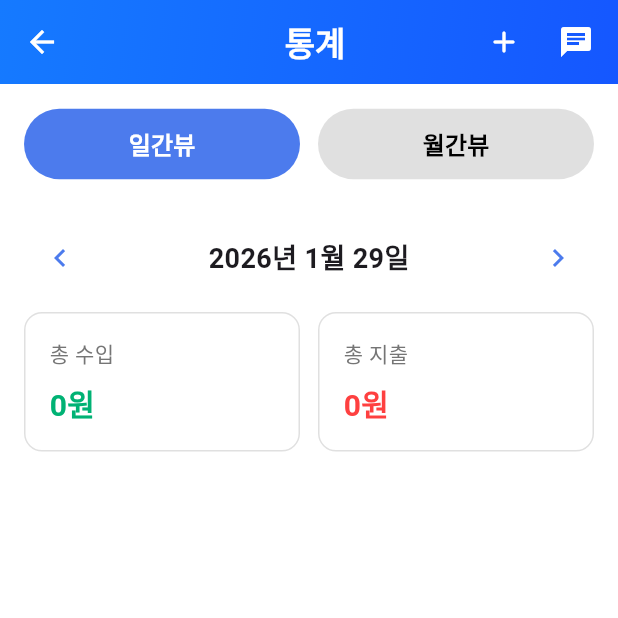
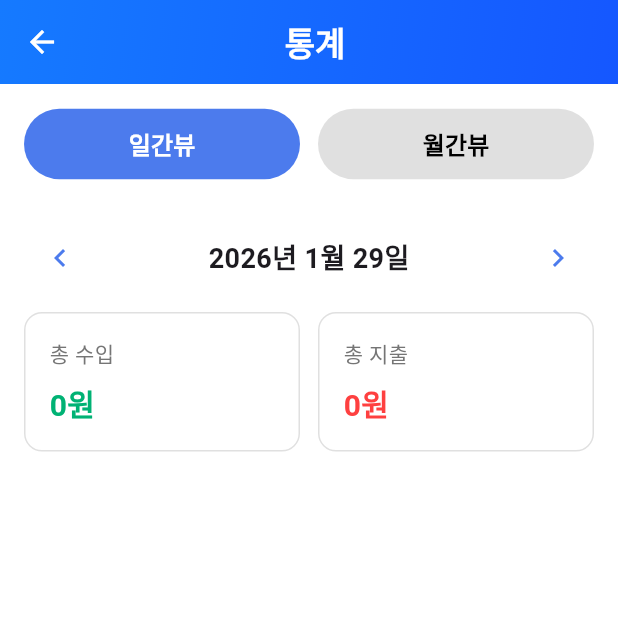
Before and after one commit to ubzzang/moneylog_app, a Flutter app: the StatisticsScreen screen opened directly, on a phone screen of 412 x 824 dp, the top half of it. Run offline on Flutter 3.47's test engine with Material 3 defaults, Android fonts, the light colour scheme and no system bars; our stand-ins replace fl_chart, permission_handler, shared_preferences, table_calendar; missing offline and left inert: flutter_sound; accounts and stored records are empty; Roboto replaces fonts that are missing (GmarketSans).

Commit message:
260129_최신본

```diff
--- a/lib/common/constants.dart
+++ b/lib/common/constants.dart
@@ -1,6 +1,6 @@
 class Constants {
-   static const String BASE_API_URL = 'http://10.0.2.2:8080';
-  //static const String BASE_API_URL = 'http://10.100.204.212:8080';
+   // static const String BASE_API_URL = 'http://10.0.2.2:8080';
+  static const String BASE_API_URL = 'http://10.100.204.211:8080';
 
   // API 엔드포인트
   static const String AUTH_ENDPOINT = '/api/authentication';
--- a/lib/screens/statistics_screen.dart
+++ b/lib/screens/statistics_screen.dart
@@ -51,8 +51,9 @@ class _StatisticsScreenState extends State<StatisticsScreen> {
       appBar: CommonAppBar(
         title: '통계',
         showBackButton: true,
+        showActions: false,
       ),
-      endDrawer: MenuDrawer(isLoggedIn: widget.isLoggedIn),
+      //endDrawer: MenuDrawer(isLoggedIn: widget.isLoggedIn),
       body: _isLoading
           ? Center(child: CircularProgressIndicator())
           : SingleChildScrollView(
--- a/lib/widgets/common_appbar.dart
+++ b/lib/widgets/common_appbar.dart
@@ -1,4 +1,5 @@
 import 'package:flutter/material.dart';
+
 
 class CommonAppBar extends StatelessWidget implements PreferredSizeWidget {
   final String title;
@@ -6,6 +7,7 @@ class CommonAppBar extends StatelessWidget implements PreferredSizeWidget {
   final VoidCallback? onChatPressed;
   final VoidCallback? onAddPressed; //영랑 추가
   final bool showBackButton;
+  final bool showActions;
 
   const CommonAppBar({
     super.key,
@@ -14,6 +16,7 @@ class CommonAppBar extends StatelessWidget implements PreferredSizeWidget {
     this.onChatPressed,
     this.onAddPressed, // 영랑 추가
     this.showBackButton = false,
+    this.showActions = true,
   });
 
   @override
@@ -53,20 +56,20 @@ class CommonAppBar extends StatelessWidget implements PreferredSizeWidget {
       ),
         // + 버튼
       actionsPadding: const EdgeInsets.only(right: 4), // ✅ 여기 값을 0~4로 조절
-      actions: [
+      actions: showActions
+          ? [
         IconButton(
           onPressed: onAddPressed,
           icon: const Icon(Icons.add_rounded, color: Colors.white),
         ),
-        // chat 버튼
         IconButton(
           icon: const Icon(Icons.chat, color: Colors.white),
           onPressed: onChatPressed,
         ),
+        const SizedBox(width: 0),
+      ]
+          : null, // ✅ 완전히 제거 (공간도 없음)
 
-        // ✅ 이게 “오른쪽 끝 여백”을 컨트롤하는 핵심
-        const SizedBox(width: 0), // 0~8 사이로 조절해봐
-      ],
 
     );
   }
```
